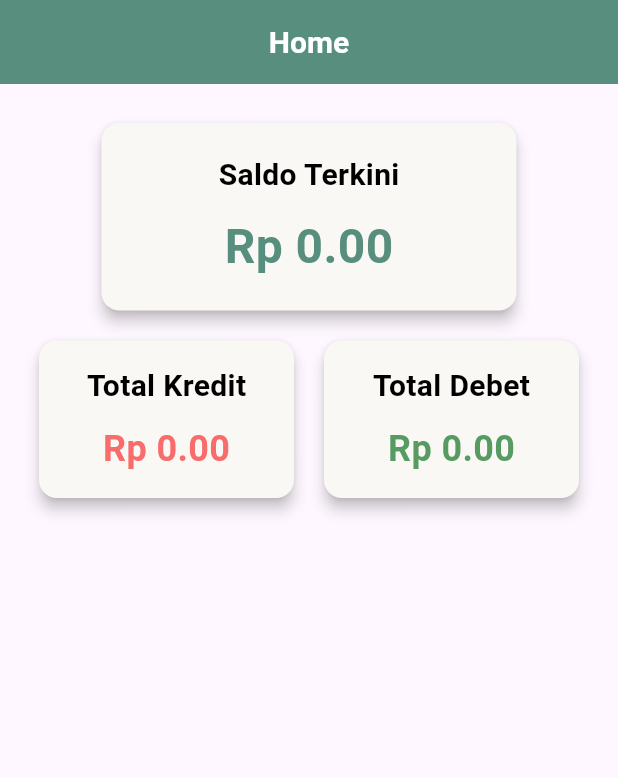
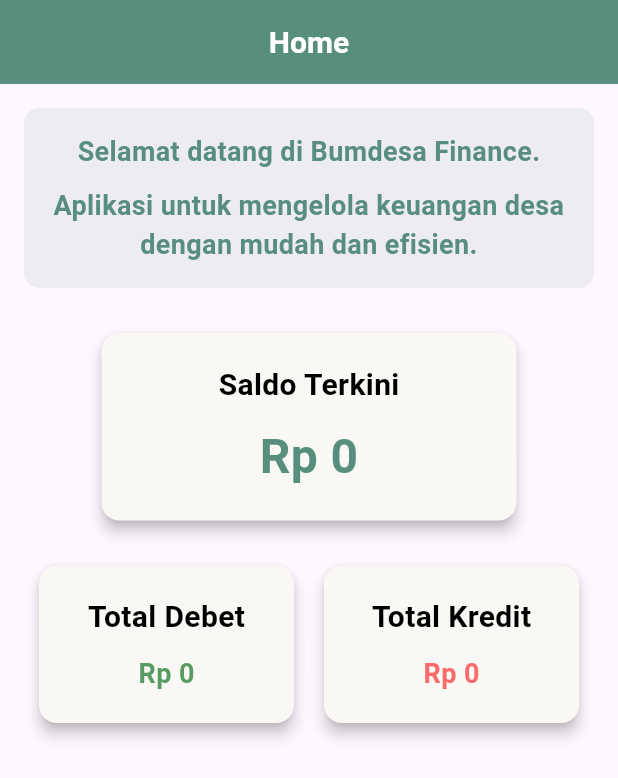
Before and after one commit to jonyxz/bumdesa-finance, a Flutter app: the HomePage screen opened directly with empty values, on a phone screen of 412 x 824 dp. Shown: the top 778 px of the screen. Run offline on Flutter 3.47's test engine with Material 3 defaults, Android fonts, the phone set to English and light mode, and no system bars; our stand-ins replace cloud_firestore, firebase_auth, firebase_core; accounts and stored records are empty.

Commit message:
Add currency formatting and update total Kredit/Debet display on HomePage

```diff
--- a/lib/pages/dashboard/HomePage.dart
+++ b/lib/pages/dashboard/HomePage.dart
@@ -4,6 +4,7 @@ import 'package:bumdesa_finance/models/akun.dart';
 import 'package:bumdesa_finance/models/saldo.dart';
 import 'package:bumdesa_finance/models/transaksi.dart';
 import 'package:bumdesa_finance/components/styles.dart';
+import 'package:intl/intl.dart';
 
 class HomePage extends StatefulWidget {
   final Akun akun;
@@ -85,6 +86,12 @@ class _HomePageState extends State<HomePage> {
     }
   }
 
+  String formatCurrency(double amount) {
+    final formatter =
+        NumberFormat.currency(locale: 'id_ID', symbol: '', decimalDigits: 0);
+    return formatter.format(amount);
+  }
+
   @override
   Widget build(BuildContext context) {
     return Scaffold(
@@ -102,6 +109,37 @@ class _HomePageState extends State<HomePage> {
               child: Column(
                 crossAxisAlignment: CrossAxisAlignment.center,
                 children: [
+                  Container(
+                    padding: const EdgeInsets.all(16.0),
+                    decoration: BoxDecoration(
+                      color: primaryColor.withOpacity(0.1),
+                      borderRadius: BorderRadius.circular(10),
+                    ),
+                    child: Column(
+                      children: [
+                        Text(
+                          'Selamat datang di Bumdesa Finance.',
+                          style: TextStyle(
+                            fontSize: 18,
+                            fontWeight: FontWeight.bold,
+                            color: primaryColor,
+                          ),
+                          textAlign: TextAlign.center,
+                        ),
+                        SizedBox(height: 10),
+                        Text(
+                          'Aplikasi untuk mengelola keuangan desa dengan mudah dan efisien.',
+                          style: TextStyle(
+                            fontSize: 18,
+                            fontWeight: FontWeight.bold,
+                            color: primaryColor,
+                          ),
+                          textAlign: TextAlign.center,
+                        ),
+                      ],
+                    ),
+                  ),
+                  SizedBox(height: 20),
                   Card(
                     color: secondaryColor,
                     elevation: 4,
@@ -118,7 +156,7 @@ class _HomePageState extends State<HomePage> {
                           ),
                           SizedBox(height: 10),
                           Text(
-                            'Rp ${saldoTerkini.toStringAsFixed(2)}',
+                            'Rp ${formatCurrency(saldoTerkini)}',
                             style: TextStyle(
                               fontSize: 32,
                               fontWeight: FontWeight.bold,
@@ -129,6 +167,7 @@ class _HomePageState extends State<HomePage> {
                       ),
                     ),
                   ),
+                  SizedBox(height: 10),
                   Row(
                     mainAxisAlignment: MainAxisAlignment.spaceEvenly,
                     children: [
@@ -139,21 +178,24 @@ class _HomePageState extends State<HomePage> {
                           margin: const EdgeInsets.symmetric(
                               vertical: 10, horizontal: 10),
                           child: Padding(
-                            padding: const EdgeInsets.all(16.0),
+                            padding: const EdgeInsets.symmetric(
+                              vertical: 20.0,
+                              horizontal: 20.0,
+                            ),
                             child: Column(
                               crossAxisAlignment: CrossAxisAlignment.center,
                               children: [
                                 Text(
-                                  'Total Kredit',
+                                  'Total Debet',
                                   style: headerStyle(level: 3),
                                 ),
                                 SizedBox(height: 10),
                                 Text(
-                                  'Rp ${totalKredit.toStringAsFixed(2)}',
+                                  'Rp ${formatCurrency(totalDebet)}',
                                   style: TextStyle(
-                                    fontSize: 24,
+                                    fontSize: 18,
                                     fontWeight: FontWeight.bold,
-                                    color: dangerColor,
+                                    color: successColor,
                                   ),
                                 ),
                               ],
@@ -166,23 +208,26 @@ class _HomePageState extends State<HomePage> {
                           color: secondaryColor,
                           elevation: 4,
                           margin: const EdgeInsets.symmetric(
-                              vertical: 10, horizontal: 10),
+                            vertical: 10,
+                            horizontal: 10,
+                          ),
                           child: Padding(
-                            padding: const EdgeInsets.all(16.0),
+                            padding: const EdgeInsets.symmetric(
+                                vertical: 20.0, horizontal: 20.0),
                             child: Column(
                               crossAxisAlignment: CrossAxisAlignment.center,
                               children: [
                                 Text(
-                                  'Total Debet',
+                                  'Total Kredit',
                                   style: headerStyle(level: 3),
                                 ),
                                 SizedBox(height: 10),
                                 Text(
-                                  'Rp ${totalDebet.toStringAsFixed(2)}',
+                                  'Rp ${formatCurrency(totalKredit)}',
                                   style: TextStyle(
-                                    fontSize: 24,
+                                    fontSize: 18,
                                     fontWeight: FontWeight.bold,
-                                    color: successColor,
+                                    color: dangerColor,
                                   ),
                                 ),
                               ],
```
